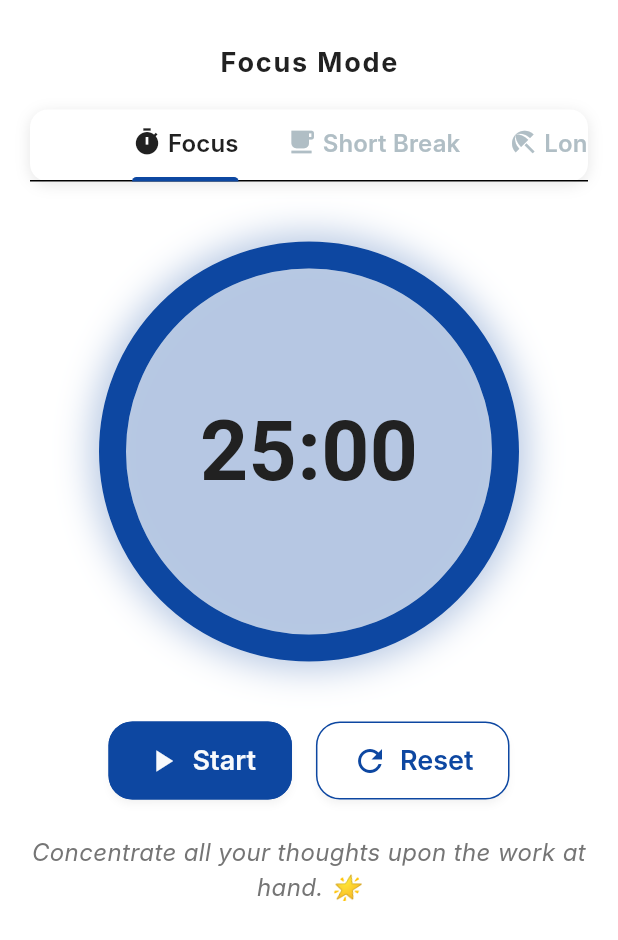
After one commit to mjaber5/TaskZen, a Flutter app: the FocusTimerView screen opened by its route, on a phone screen of 412 x 824 dp. The commit adds this screen. Shown: the top 940 px of the screen. Run offline on Flutter 3.47's test engine with Material 3 defaults, Android fonts, the phone set to English and light mode, and no system bars; drawn by our look-alikes of percent_indicator; our stand-ins replace cloud_firestore, crystal_navigation_bar, dio, equatable, firebase_auth, firebase_core and 6 more; missing offline and left inert: flutter_vibrate, toasty_box; accounts and stored records are empty; Roboto replaces fonts that are missing (Inter, RobotoMono).

Commit message:
add focus mode

```diff
--- a/lib/core/utils/app_router.dart
+++ b/lib/core/utils/app_router.dart
@@ -2,6 +2,7 @@ import 'package:go_router/go_router.dart';
 import 'package:task_zen/feature/auth/presentation/view/login_view.dart';
 import 'package:task_zen/feature/auth/presentation/view/signup_view.dart';
 import 'package:task_zen/feature/home/presentation/view/ai_view.dart';
+import 'package:task_zen/feature/home/presentation/view/focus_timer_view.dart';
 import 'package:task_zen/feature/home/presentation/view/home_view.dart';
 import 'package:task_zen/feature/layout/presentation/view/layout_view.dart';
 import 'package:task_zen/feature/profile/presentation/view/profile_view.dart';
@@ -15,6 +16,7 @@ abstract class AppRouter {
   static const String homeView = '/homeView';
   static const String profileView = '/profileView';
   static const String aiView = '/aiView';
+  static const String focusTimerView = '/focusTimerView';
 
   static final router = GoRouter(
     routes: [
@@ -43,6 +45,10 @@ abstract class AppRouter {
         builder: (context, state) => const ProfileView(),
       ),
       GoRoute(path: aiView, builder: (context, state) => const AiView()),
+      GoRoute(
+        path: focusTimerView,
+        builder: (context, state) => const FocusTimerView(),
+      ),
     ],
   );
 }
--- /dev/null
+++ b/lib/feature/home/presentation/view/focus_timer_view.dart
@@ -0,0 +1,16 @@
+import 'package:flutter/material.dart';
+import 'package:task_zen/core/utils/constants/colors.dart';
+import 'package:task_zen/feature/home/presentation/view/focus_timer_widget/focus_timer_view_body.dart';
+
+class FocusTimerView extends StatelessWidget {
+  const FocusTimerView({super.key});
+
+  @override
+  Widget build(BuildContext context) {
+    final isDark = Theme.of(context).brightness == Brightness.dark;
+    return Scaffold(
+      backgroundColor: isDark ? ZColors.black : ZColors.white,
+      body: FocusTimerViewBody(),
+    );
+  }
+}
--- /dev/null
+++ b/lib/feature/home/presentation/view/focus_timer_widget/animated_circual_timer.dart
@@ -0,0 +1,68 @@
+import 'package:flutter/material.dart';
+import 'package:percent_indicator/circular_percent_indicator.dart';
+import 'package:task_zen/core/utils/constants/colors.dart';
+
+class AnimatedCircualTimer extends StatelessWidget {
+  const AnimatedCircualTimer({
+    super.key,
+    required Animation<double> pulseAnimation,
+    required this.isRunning,
+    required this.seconds,
+    required this.sessions,
+    required TabController tabController,
+    required this.isDark,
+    required this.minutesStr,
+    required this.secondsStr,
+  }) : _pulseAnimation = pulseAnimation,
+       _tabController = tabController;
+
+  final Animation<double> _pulseAnimation;
+  final bool isRunning;
+  final int seconds;
+  final Map<String, int> sessions;
+  final TabController _tabController;
+  final bool isDark;
+  final String minutesStr;
+  final String secondsStr;
+
+  @override
+  Widget build(BuildContext context) {
+    return AnimatedBuilder(
+      animation: _pulseAnimation,
+      builder:
+          (context, child) => Transform.scale(
+            scale: isRunning ? _pulseAnimation.value : 1.0,
+            child: Container(
+              decoration: BoxDecoration(
+                shape: BoxShape.circle,
+                boxShadow: [
+                  BoxShadow(
+                    color: ZColors.primary.withOpacity(0.3),
+                    blurRadius: 20,
+                    spreadRadius: 5,
+                  ),
+                ],
+              ),
+              child: CircularPercentIndicator(
+                radius: 140.0,
+                lineWidth: 18.0,
+                percent:
+                    seconds / sessions.values.toList()[_tabController.index],
+                circularStrokeCap: CircularStrokeCap.round,
+                backgroundColor: isDark ? ZColors.greyDark : ZColors.greyLight,
+                progressColor: ZColors.primary,
+                center: Text(
+                  '$minutesStr:$secondsStr',
+                  style: TextStyle(
+                    fontSize: 56,
+                    fontWeight: FontWeight.bold,
+                    color: isDark ? ZColors.textOnPrimary : ZColors.textPrimary,
+                    fontFamily: 'RobotoMono',
+                  ),
+                ),
+              ),
+            ),
+          ),
+    );
+  }
+}
--- /dev/null
+++ b/lib/feature/home/presentation/view/focus_timer_widget/animated_motivational_quote.dart
@@ -0,0 +1,38 @@
+import 'package:flutter/material.dart';
+import 'package:task_zen/core/utils/constants/colors.dart';
+
+class AnimatedMotivationalQuote extends StatelessWidget {
+  const AnimatedMotivationalQuote({
+    super.key,
+    required this.motivationalQuotes,
+    required this.currentSession,
+    required this.isDark,
+  });
+
+  final Map<String, String> motivationalQuotes;
+  final String currentSession;
+  final bool isDark;
+
+  @override
+  Widget build(BuildContext context) {
+    return AnimatedSwitcher(
+      duration: const Duration(milliseconds: 500),
+      transitionBuilder:
+          (child, animation) =>
+              FadeTransition(opacity: animation, child: child),
+      child: Text(
+        motivationalQuotes[currentSession]!,
+        key: ValueKey(currentSession),
+        style: TextStyle(
+          fontSize: 16,
+          fontStyle: FontStyle.italic,
+          color:
+              isDark
+                  ? ZColors.textOnPrimary.withOpacity(0.8)
+                  : ZColors.textSecondary,
+        ),
+        textAlign: TextAlign.center,
+      ),
+    );
+  }
+}
--- /dev/null
+++ b/lib/feature/home/presentation/view/focus_timer_widget/focus_timer_view_body.dart
@@ -0,0 +1,265 @@
+import 'dart:async';
+import 'package:flutter/gestures.dart';
+import 'package:flutter/material.dart';
+import 'package:flutter_vibrate/flutter_vibrate.dart';
+import 'package:task_zen/core/utils/constants/colors.dart';
+import 'package:task_zen/feature/home/presentation/view/focus_timer_widget/animated_circual_timer.dart';
+import 'package:task_zen/feature/home/presentation/view/focus_timer_widget/animated_motivational_quote.dart';
+
+class FocusTimerViewBody extends StatefulWidget {
+  const FocusTimerViewBody({super.key});
+
+  @override
+  State<FocusTimerViewBody> createState() => _FocusTimerViewBodyState();
+}
+
+class _FocusTimerViewBodyState extends State<FocusTimerViewBody>
+    with TickerProviderStateMixin {
+  // Changed to TickerProviderStateMixin
+  int seconds = 1500; // Default: Focus 25 mins
+  bool isRunning = false;
+  late TabController _tabController;
+  late AnimationController _animationController;
+  late Animation<double> _pulseAnimation;
+  Timer? _timer;
+
+  final Map<String, int> sessions = {
+    'Focus': 1500,
+    'Short Break': 300,
+    'Long Break': 900,
+  };
+
+  final Map<String, String> motivationalQuotes = {
+    'Focus': 'Concentrate all your thoughts upon the work at hand. 🌟',
+    'Short Break': 'Take a moment to recharge and shine brighter. ☕',
+    'Long Break': 'Relax and refresh for your next big win! 🌴',
+  };
+
+  @override
+  void initState() {
+    super.initState();
+    _tabController = TabController(length: sessions.length, vsync: this);
+    _animationController = AnimationController(
+      vsync: this,
+      duration: const Duration(milliseconds: 1500),
+    );
+    _pulseAnimation = Tween<double>(begin: 1.0, end: 1.05).animate(
+      CurvedAnimation(parent: _animationController, curve: Curves.easeInOut),
+    );
+
+    _tabController.addListener(() {
+      if (!_tabController.indexIsChanging) {
+        setState(() {
+          isRunning = false;
+          _timer?.cancel();
+          seconds = sessions.values.toList()[_tabController.index];
+          _animationController.stop();
+          _animationController.reset();
+        });
+      }
+    });
+  }
+
+  void _toggleTimer() {
+    Vibrate.feedback(FeedbackType.light);
+    setState(() {
+      isRunning = !isRunning;
+      if (isRunning) {
+        _animationController.repeat(reverse: true);
+        _timer = Timer.periodic(const Duration(seconds: 1), (timer) {
+          setState(() {
+            if (seconds > 0) {
+              seconds--;
+            } else {
+              isRunning = false;
+              timer.cancel();
+              _animationController.stop();
+              Vibrate.feedback(FeedbackType.success);
+            }
+          });
+        });
+      } else {
+        _animationController.stop();
+        _timer?.cancel();
+      }
+    });
+  }
+
+  void _resetTimer() {
+    Vibrate.feedback(FeedbackType.medium);
+    setState(() {
+      isRunning = false;
+      _timer?.cancel();
+      seconds = sessions.values.toList()[_tabController.index];
+      _animationController.stop();
+      _animationController.reset();
+    });
+  }
+
+  @override
+  void dispose() {
+    _timer?.cancel();
+    _tabController.dispose();
+    _animationController.dispose();
+    super.dispose();
+  }
+
+  @override
+  Widget build(BuildContext context) {
+    final isDark = Theme.of(context).brightness == Brightness.dark;
+    final minutesStr = (seconds ~/ 60).toString().padLeft(2, '0');
+    final secondsStr = (seconds % 60).toString().padLeft(2, '0');
+    final currentSession = sessions.keys.toList()[_tabController.index];
+
+    return SafeArea(
+      child: Padding(
+        padding: const EdgeInsets.symmetric(horizontal: 20, vertical: 30),
+        child: Column(
+          children: [
+            // Title
+            Text(
+              'Focus Mode',
+              style: Theme.of(context).textTheme.headlineMedium?.copyWith(
+                fontWeight: FontWeight.bold,
+                color: isDark ? ZColors.textOnPrimary : ZColors.textPrimary,
+                letterSpacing: 1.2,
+              ),
+            ),
+            const SizedBox(height: 20),
+            // Session Selector
+            Container(
+              decoration: BoxDecoration(
+                color:
+                    isDark ? ZColors.greyDark.withOpacity(0.3) : ZColors.white,
+                borderRadius: BorderRadius.circular(12),
+                boxShadow: [
+                  BoxShadow(
+                    color: Colors.black.withOpacity(0.1),
+                    blurRadius: 8,
+                    offset: const Offset(0, 2),
+                  ),
+                ],
+              ),
+              child: TabBar(
+                dragStartBehavior: DragStartBehavior.start,
+                isScrollable: true,
+                controller: _tabController,
+
+                labelColor:
+                    isDark ? ZColors.textOnPrimary : ZColors.textPrimary,
+                unselectedLabelColor: ZColors.greyMedium,
+                labelStyle: const TextStyle(
+                  fontWeight: FontWeight.w600,
+                  fontSize: 16,
+                ),
+                tabs:
+                    sessions.keys
+                        .map(
+                          (name) => Tab(
+                            child: Row(
+                              mainAxisAlignment: MainAxisAlignment.start,
+                              crossAxisAlignment: CrossAxisAlignment.start,
+                              children: [
+                                Icon(
+                                  name == 'Focus'
+                                      ? Icons.timer
+                                      : name == 'Short Break'
+                                      ? Icons.free_breakfast
+                                      : Icons.beach_access,
+                                  size: 20,
+                                ),
+                                const SizedBox(width: 4),
+                                Text(name),
+                              ],
+                            ),
+                          ),
+                        )
+                        .toList(),
+              ),
+            ),
+            const SizedBox(height: 40),
+            // Circul,ar Timer
+            AnimatedCircualTimer(
+              pulseAnimation: _pulseAnimation,
+              isRunning: isRunning,
+              seconds: seconds,
+              sessions: sessions,
+              tabController: _tabController,
+              isDark: isDark,
+              minutesStr: minutesStr,
+              secondsStr: secondsStr,
+            ),
+            const SizedBox(height: 40),
+            // Controls
+            Row(
+              mainAxisAlignment: MainAxisAlignment.center,
+              children: [
+                _buildButton(
+                  onPressed: _toggleTimer,
+                  icon: isRunning ? Icons.pause : Icons.play_arrow,
+                  label: isRunning ? 'Pause' : 'Start',
+                  backgroundColor: ZColors.buttonPrimary,
+                  textColor: ZColors.backgroundLight,
+                  isDark: isDark,
+                  tooltip: isRunning ? 'Pause the timer' : 'Start the timer',
+                ),
+                const SizedBox(width: 16),
+                _buildButton(
+                  onPressed: _resetTimer,
+                  icon: Icons.refresh,
+                  label: 'Reset',
+                  backgroundColor: isDark ? ZColors.greyDark : ZColors.white,
+                  textColor: isDark ? ZColors.white : ZColors.primary,
+                  isDark: isDark,
+                  tooltip: 'Reset the timer',
+                ),
+              ],
+            ),
+            const SizedBox(height: 24),
+            // Motivational Quote,
+            AnimatedMotivationalQuote(
+              motivationalQuotes: motivationalQuotes,
+              currentSession: currentSession,
+              isDark: isDark,
+            ),
+          ],
+        ),
+      ),
+    );
+  }
+
+  Widget _buildButton({
+    required VoidCallback onPressed,
+    required IconData icon,
+    required String label,
+    required Color backgroundColor,
+    required Color textColor,
+    required bool isDark,
+    required String tooltip,
+  }) {
+    return Tooltip(
+      message: tooltip,
+      child: ElevatedButton.icon(
+        onPressed: onPressed,
+        icon: Icon(icon, color: textColor, size: 24),
+        label: Text(
+          label,
+          style: TextStyle(
+            color: textColor,
+            fontSize: 18,
+            fontWeight: FontWeight.w600,
+          ),
+        ),
+        style: ElevatedButton.styleFrom(
+          backgroundColor: backgroundColor,
+          padding: const EdgeInsets.symmetric(horizontal: 24, vertical: 14),
+          shape: RoundedRectangleBorder(
+            borderRadius: BorderRadius.circular(16),
+          ),
+          elevation: 2,
+          shadowColor: Colors.black.withOpacity(0.2),
+        ),
+      ),
+    );
+  }
+}
--- a/lib/feature/home/presentation/view/widget/pomodoro_card.dart
+++ b/lib/feature/home/presentation/view/widget/pomodoro_card.dart
@@ -1,5 +1,7 @@
 import 'package:flutter/material.dart';
+import 'package:go_router/go_router.dart';
 import 'package:lottie/lottie.dart';
+import 'package:task_zen/core/utils/app_router.dart';
 import 'package:task_zen/core/utils/constants/colors.dart';
 
 class PomodoroCard extends StatelessWidget {
@@ -9,7 +11,12 @@ class PomodoroCard extends StatelessWidget {
   Widget build(BuildContext context) {
     final isDark = Theme.of(context).brightness == Brightness.dark;
 
-    return Card(
+    // i need this card clickable
+    return GestureDetector(
+      onTap: () {
+        GoRouter.of(context).push(AppRouter.focusTimerView);
+      },
+      child: Card(
         color: Colors.orange.shade50,
         child: Padding(
           padding: const EdgeInsets.all(12.0),
@@ -32,7 +39,8 @@ class PomodoroCard extends StatelessWidget {
                     Text(
                       '25:00 • Ready to start?',
                       style: TextStyle(
-                      color: isDark ? ZColors.textPrimary : ZColors.textPrimary,
+                        color:
+                            isDark ? ZColors.textPrimary : ZColors.textPrimary,
                       ),
                     ),
                   ],
@@ -42,6 +50,7 @@ class PomodoroCard extends StatelessWidget {
             ],
           ),
         ),
+      ),
     );
   }
 }
--- a/pubspec.yaml
+++ b/pubspec.yaml
@@ -50,6 +50,8 @@ dependencies:
   iconsax: ^0.0.8
   speech_to_text: ^7.0.0
   flutter_dotenv: ^5.2.1
+  percent_indicator: ^4.2.5
+  flutter_vibrate: ^1.3.0
 
 dev_dependencies:
   flutter_test:
```
Also changed, not shown: lib/core/widgets/timer.dart (added), pubspec.lock, 1 other file. Lines whose indentation alone changed are shown as unchanged.
